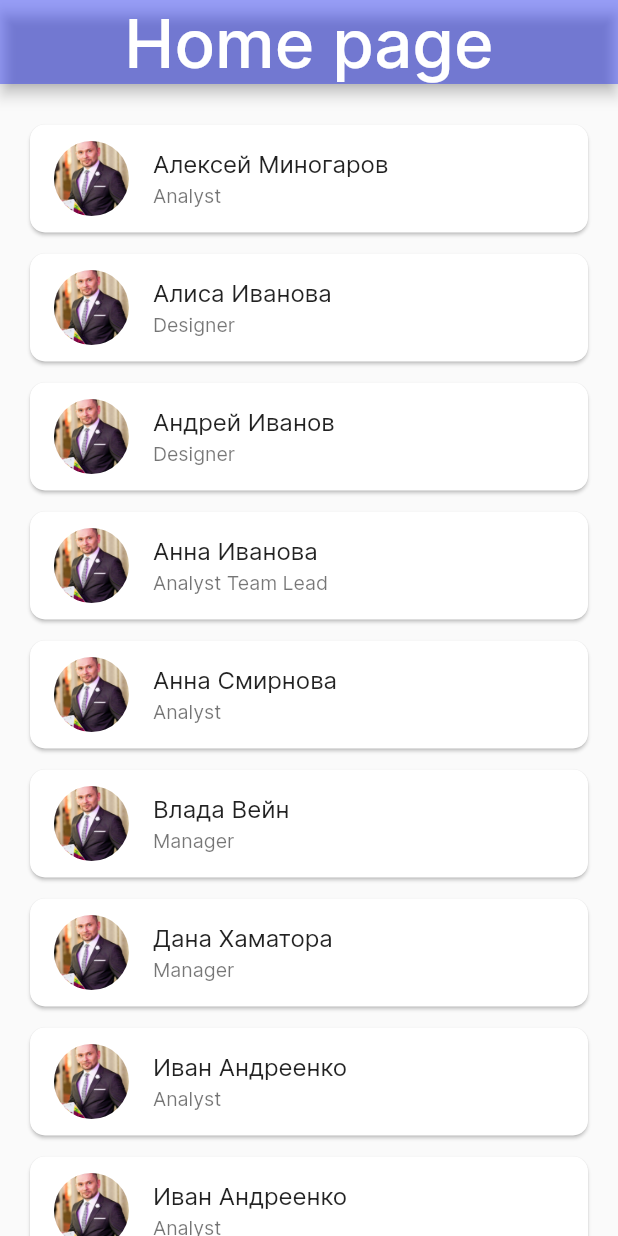
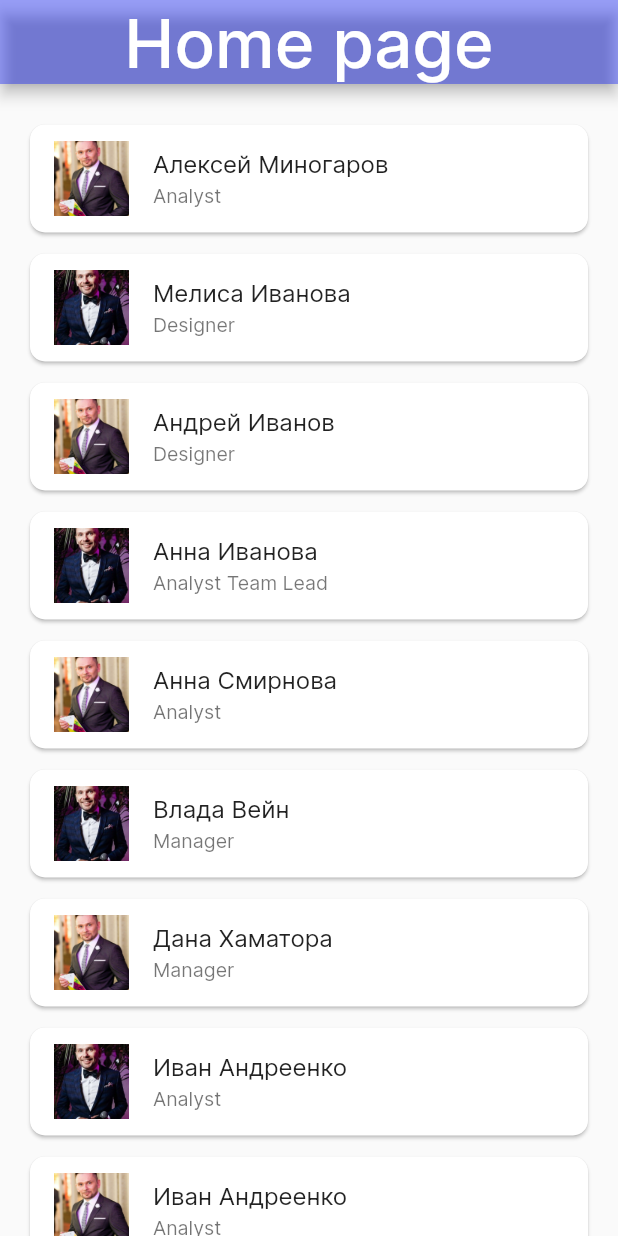
Before and after one commit to DKozobrod/Flutter_myapp, a Flutter app: the screen it shows after launch, on a phone screen of 412 x 824 dp. Run offline on Flutter 3.47's test engine with Material 2 defaults, Android fonts, the phone set to English and light mode, and no system bars.

```diff
--- a/lib/models/event.dart
+++ b/lib/models/event.dart
@@ -1,11 +1,10 @@
-import 'package:flutter/cupertino.dart';
 
 class Event {
   String name;
   String surname;
   String profession;
   String telefon;
-  Image foto;
+  String imgUrl;
 
-  Event ({required this.name, required this.surname, required this.profession, required this.telefon, required this.foto});
+  Event ({required this.name, required this.surname, required this.profession, required this.telefon, required this.imgUrl});
 }
--- a/lib/trainee_app.dart
+++ b/lib/trainee_app.dart
@@ -1,5 +1,4 @@
 import 'package:flutter/material.dart';
-
 import 'models/event.dart';
 
 class FlutterTutorialApp extends StatelessWidget {
@@ -9,98 +8,116 @@ class FlutterTutorialApp extends StatelessWidget {
         surname: "Миногаров",
         profession: "Analyst",
         telefon: "+79065785465",
-        foto: Image.asset("assets/image/234.jpg")),
+        imgUrl: "assets/image/123.jpg"
+        ),
     Event(
-        name: "Алиса",
+        name: "Мелиса",
         surname: "Иванова",
         profession: "Designer",
         telefon: "+79081112233",
-        foto: Image.asset("assets/image/234.jpg")),
+        imgUrl: "assets/image/234.jpg",
+        ),
     Event(
         name: "Андрей",
         surname: "Иванов",
         profession: "Designer",
         telefon: "+79092223344",
-        foto: Image.asset("assets/image/123.jpg")),
+        imgUrl: "assets/image/123.jpg",
+        ),
     Event(
         name: "Анна",
         surname: "Иванова",
         profession: "Analyst Team Lead",
         telefon: "+79053332211",
-        foto: Image.asset("assets/image/234.jpg")),
+        imgUrl: "assets/image/234.jpg",
+        ),
     Event(
         name: "Анна",
         surname: "Смирнова",
         profession: "Analyst",
         telefon: "+79090001188",
-        foto: Image.asset("assets/image/123.jpg")),
+        imgUrl: "assets/image/123.jpg",
+        ),
     Event(
         name: "Влада",
         surname: "Вейн",
         profession: "Manager",
         telefon: "+79043332299",
-        foto: Image.asset("assets/image/234.jpg")),
+        imgUrl: "assets/image/234.jpg",
+        ),
     Event(
         name: "Дана",
         surname: "Хаматора",
         profession: "Manager",
         telefon: "+79078889933",
-        foto: Image.asset("assets/image/123.jpg")),
+        imgUrl: "assets/image/123.jpg",
+        ),
     Event(
         name: "Иван",
         surname: "Андреенко",
         profession: "Analyst",
         telefon: "+79036667755",
-        foto: Image.asset("assets/image/234.jpg")),
+        imgUrl: "assets/image/234.jpg",
+        ),
     Event(
         name: "Иван",
         surname: "Андреенко",
         profession: "Analyst",
         telefon: "+79036667755",
-        foto: Image.asset("assets/image/123.jpg")),
+        imgUrl: "assets/image/123.jpg",
+        ),
     Event(
         name: "Иван",
         surname: "Андреенко",
         profession: "Analyst",
         telefon: "+79036667755",
-        foto: Image.asset("assets/image/234.jpg")),
+        imgUrl: "assets/image/234.jpg",
+        ),
     Event(
         name: "Иван",
         surname: "Андреенко",
         profession: "Analyst",
         telefon: "+79036667755",
-        foto: Image.asset("assets/image/123.jpg")),
+        imgUrl: "assets/image/123.jpg",
+        ),
     Event(
         name: "Иван",
         surname: "Андреенко",
         profession: "Analyst",
         telefon: "+79036667755",
-        foto: Image.asset("assets/image/234.jpg")),
+        imgUrl: "assets/image/234.jpg",
+        ),
     Event(
         name: "Иван",
         surname: "Андреенко",
         profession: "Analyst",
         telefon: "+79036667755",
-        foto: Image.asset("assets/image/123.jpg")),
+        imgUrl: "assets/image/123.jpg",
+        ),
     Event(
         name: "Иван",
         surname: "Андреенко",
         profession: "Analyst",
         telefon: "+79036667755",
-        foto: Image.asset("assets/image/234.jpg")),
+        imgUrl: "assets/image/234.jpg",
+        ),
     Event(
         name: "Иван",
         surname: "Андреенко",
         profession: "Analyst",
         telefon: "+79036667755",
-        foto: Image.asset("assets/image/123.jpg")),
+        imgUrl: "assets/image/123.jpg",
+        ),
     Event(
         name: "Иван",
         surname: "Андреенко",
         profession: "Analyst",
         telefon: "+79036667755",
-        foto: Image.asset("assets/image/234.jpg")),
+        imgUrl: "assets/image/234.jpg",
+        ),
   ];
+
+
 
   @override
   Widget build(BuildContext context) {
@@ -144,15 +161,17 @@ class FlutterTutorialApp extends StatelessWidget {
                   fontFamily: "Inter",
                 ),
               ),
-              leading: ClipOval(
-                child: Image.asset('assets/image/123.jpg',
-                    height: 50.0, width: 50.0, fit: BoxFit.fitWidth),
+              leading: Image.asset(
+                events[index].imgUrl,
+                height: 50.0,
+                width: 50.0,
+                fit: BoxFit.fitWidth
+                ),
               ),
             ),
           ),
         ),
-      ),
-    );
+      );
   }
 }
 
```
Also changed, not shown: 1 other file.
